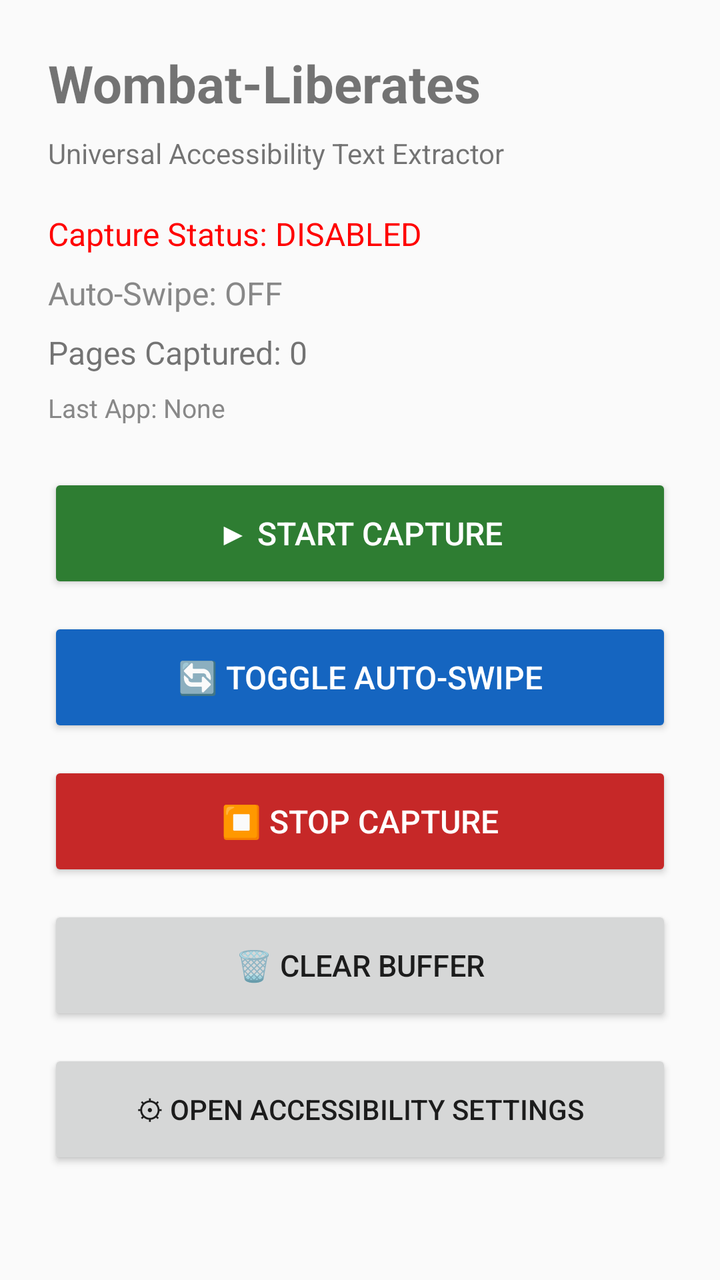
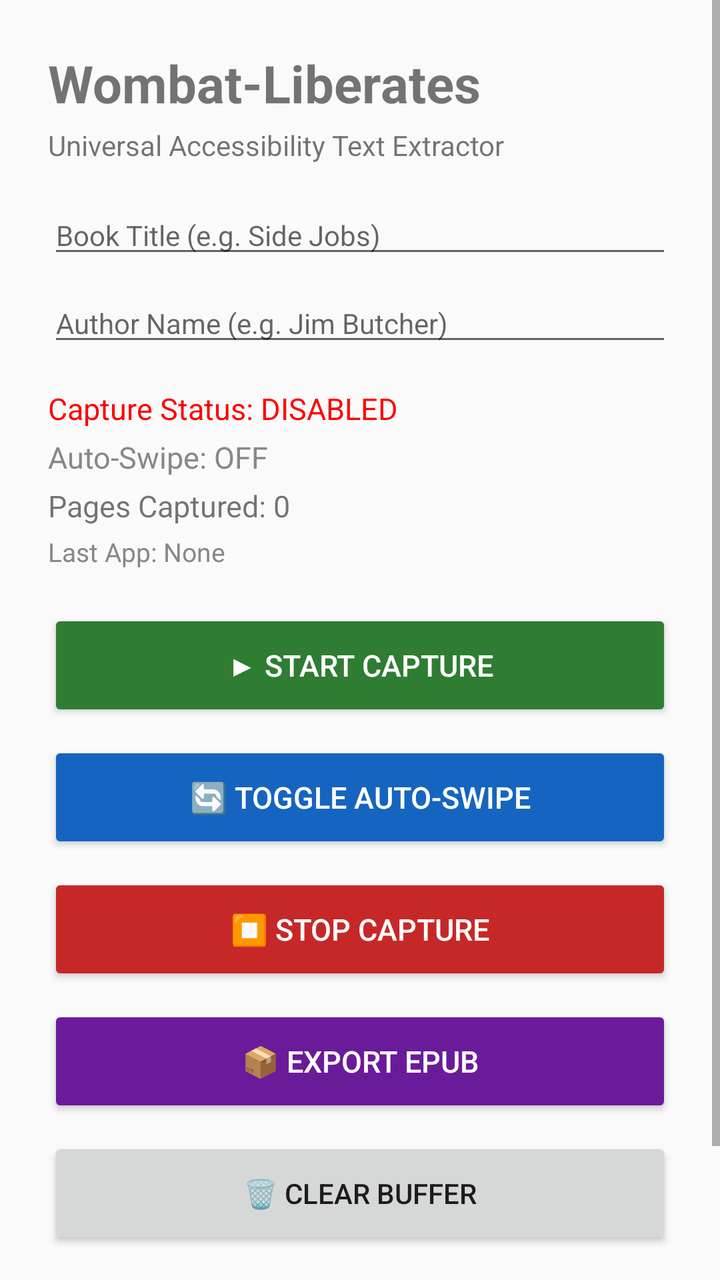

Two renders of the same Android screen: before a commit and after it. Below are the layout's source before the change and the commit's diff.
<!-- AndroidManifest.xml: application theme Theme.AppCompat.DayNight.DarkActionBar -->
<!-- res/layout/activity_main.xml -->
<?xml version="1.0" encoding="utf-8"?>
<ScrollView xmlns:android="http://schemas.android.com/apk/res/android"
    android:layout_width="match_parent"
    android:layout_height="match_parent"
    android:fillViewport="true">

    <LinearLayout
        android:layout_width="match_parent"
        android:layout_height="wrap_content"
        android:orientation="vertical"
        android:padding="24dp">

        <TextView
            android:id="@+id/tvTitle"
            android:layout_width="match_parent"
            android:layout_height="wrap_content"
            android:text="Wombat-Liberates"
            android:textSize="26sp"
            android:textStyle="bold"
            android:paddingBottom="8dp" />

        <TextView
            android:id="@+id/tvSubtitle"
            android:layout_width="match_parent"
            android:layout_height="wrap_content"
            android:text="Universal Accessibility Text Extractor"
            android:textSize="14sp"
            android:paddingBottom="20dp" />

        <TextView
            android:id="@+id/statusTv"
            android:layout_width="match_parent"
            android:layout_height="wrap_content"
            android:text="Capture Status: DISABLED"
            android:textColor="#FF0000"
            android:textSize="16sp"
            android:paddingBottom="8dp" />

        <TextView
            android:id="@+id/autoSwipeTv"
            android:layout_width="match_parent"
            android:layout_height="wrap_content"
            android:text="Auto-Swipe: OFF"
            android:textColor="#888888"
            android:textSize="16sp"
            android:paddingBottom="8dp" />

        <TextView
            android:id="@+id/pageCountTv"
            android:layout_width="match_parent"
            android:layout_height="wrap_content"
            android:text="Pages Captured: 0"
            android:textSize="16sp"
            android:paddingBottom="8dp" />

        <TextView
            android:id="@+id/lastPkgTv"
            android:layout_width="match_parent"
            android:layout_height="wrap_content"
            android:text="Last App: None"
            android:textColor="#888888"
            android:textSize="13sp"
            android:paddingBottom="24dp" />

        <Button
            android:id="@+id/btnStart"
            android:layout_width="match_parent"
            android:layout_height="60dp"
            android:backgroundTint="#2E7D32"
            android:text="▶ START CAPTURE"
            android:textColor="#FFFFFF"
            android:textSize="16sp"
            android:layout_marginBottom="12dp" />

        <Button
            android:id="@+id/btnAutoSwipe"
            android:layout_width="match_parent"
            android:layout_height="60dp"
            android:backgroundTint="#1565C0"
            android:text="🔄 TOGGLE AUTO-SWIPE"
            android:textColor="#FFFFFF"
            android:textSize="16sp"
            android:layout_marginBottom="12dp" />

        <Button
            android:id="@+id/btnStop"
            android:layout_width="match_parent"
            android:layout_height="60dp"
            android:backgroundTint="#C62828"
            android:text="⏹ STOP CAPTURE"
            android:textColor="#FFFFFF"
            android:textSize="16sp"
            android:layout_marginBottom="12dp" />

        <Button
            android:id="@+id/btnClear"
            android:layout_width="match_parent"
            android:layout_height="60dp"
            android:text="🗑 CLEAR BUFFER"
            android:textSize="15sp"
            android:layout_marginBottom="12dp" />

        <Button
            android:id="@+id/btnSettings"
            android:layout_width="match_parent"
            android:layout_height="60dp"
            android:text="⚙ Open Accessibility Settings"
            android:textSize="14sp" />

    </LinearLayout>
</ScrollView>
<!-- resources referenced by this layout -->
<resources>

</resources>

<!-- the commit's change to res/layout/activity_main.xml (unified diff, before → after) -->
@@ -17,7 +17,7 @@
             android:text="Wombat-Liberates"
             android:textSize="26sp"
             android:textStyle="bold"
-            android:paddingBottom="8dp" />
+            android:paddingBottom="4dp" />
 
         <TextView
             android:id="@+id/tvSubtitle"
@@ -25,7 +25,24 @@
             android:layout_height="wrap_content"
             android:text="Universal Accessibility Text Extractor"
             android:textSize="14sp"
-            android:paddingBottom="20dp" />
+            android:paddingBottom="16dp" />
+
+        
+        <EditText
+            android:id="@+id/etBookTitle"
+            android:layout_width="match_parent"
+            android:layout_height="wrap_content"
+            android:hint="Book Title (e.g. Side Jobs)"
+            android:textSize="14sp"
+            android:layout_marginBottom="8dp" />
+
+        <EditText
+            android:id="@+id/etBookAuthor"
+            android:layout_width="match_parent"
+            android:layout_height="wrap_content"
+            android:hint="Author Name (e.g. Jim Butcher)"
+            android:textSize="14sp"
+            android:layout_marginBottom="16dp" />
 
         <TextView
             android:id="@+id/statusTv"
@@ -33,8 +50,8 @@
             android:layout_height="wrap_content"
             android:text="Capture Status: DISABLED"
             android:textColor="#FF0000"
-            android:textSize="16sp"
-            android:paddingBottom="8dp" />
+            android:textSize="15sp"
+            android:paddingBottom="4dp" />
 
         <TextView
             android:id="@+id/autoSwipeTv"
@@ -42,16 +59,16 @@
             android:layout_height="wrap_content"
             android:text="Auto-Swipe: OFF"
             android:textColor="#888888"
-            android:textSize="16sp"
-            android:paddingBottom="8dp" />
+            android:textSize="15sp"
+            android:paddingBottom="4dp" />
 
         <TextView
             android:id="@+id/pageCountTv"
             android:layout_width="match_parent"
             android:layout_height="wrap_content"
             android:text="Pages Captured: 0"
-            android:textSize="16sp"
-            android:paddingBottom="8dp" />
+            android:textSize="15sp"
+            android:paddingBottom="4dp" />
 
         <TextView
             android:id="@+id/lastPkgTv"
@@ -60,52 +77,62 @@
             android:text="Last App: None"
             android:textColor="#888888"
             android:textSize="13sp"
-            android:paddingBottom="24dp" />
+            android:paddingBottom="20dp" />
 
         <Button
             android:id="@+id/btnStart"
             android:layout_width="match_parent"
-            android:layout_height="60dp"
+            android:layout_height="56dp"
             android:backgroundTint="#2E7D32"
             android:text="▶ START CAPTURE"
             android:textColor="#FFFFFF"
-            android:textSize="16sp"
-            android:layout_marginBottom="12dp" />
+            android:textSize="15sp"
+            android:layout_marginBottom="10dp" />
 
         <Button
             android:id="@+id/btnAutoSwipe"
             android:layout_width="match_parent"
-            android:layout_height="60dp"
+            android:layout_height="56dp"
             android:backgroundTint="#1565C0"
             android:text="🔄 TOGGLE AUTO-SWIPE"
             android:textColor="#FFFFFF"
-            android:textSize="16sp"
-            android:layout_marginBottom="12dp" />
+            android:textSize="15sp"
+            android:layout_marginBottom="10dp" />
 
         <Button
             android:id="@+id/btnStop"
             android:layout_width="match_parent"
-            android:layout_height="60dp"
+            android:layout_height="56dp"
             android:backgroundTint="#C62828"
             android:text="⏹ STOP CAPTURE"
             android:textColor="#FFFFFF"
-            android:textSize="16sp"
-            android:layout_marginBottom="12dp" />
+            android:textSize="15sp"
+            android:layout_marginBottom="10dp" />
+
+        <Button
+            android:id="@+id/btnExportEpub"
+            android:layout_width="match_parent"
+            android:layout_height="56dp"
+            android:backgroundTint="#6A1B9A"
+            android:text="📦 EXPORT EPUB"
+            android:textColor="#FFFFFF"
+            android:textSize="15sp"
+            android:layout_marginBottom="10dp" />
 
         <Button
             android:id="@+id/btnClear"
             android:layout_width="match_parent"
-            android:layout_height="60dp"
+            android:layout_height="56dp"
             android:text="🗑 CLEAR BUFFER"
-            android:textSize="15sp"
-            android:layout_marginBottom="12dp" />
+            android:textSize="14sp"
+            android:layout_marginBottom="10dp" />
 
         <Button
             android:id="@+id/btnSettings"
             android:layout_width="match_parent"
-            android:layout_height="60dp"
+            android:layout_height="56dp"
             android:text="⚙ Open Accessibility Settings"
-            android:textSize="14sp" />
+            android:textSize="13sp" />
 
     </LinearLayout>
 </ScrollView>
